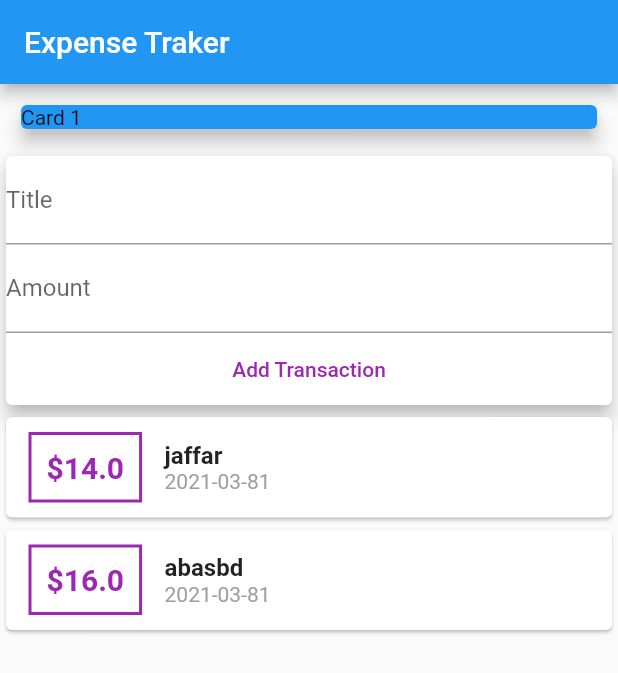
After one commit to jaffarabbas/Flutter-Mobile-Application-Development, a Flutter app: the screen it shows after launch, after a tap on "Add Transaction", on a phone screen of 412 x 824 dp. The commit adds this screen. Shown: the top 673 px of the screen. Run offline on Flutter 3.47's test engine with Material 2 defaults, Android fonts, the phone set to English and light mode, and no system bars.

Commit message:
3-22-2021

```diff
--- /dev/null
+++ b/Expence_Tracker_App/expense_tracker/lib/widgets/new_transaction.dart
@@ -0,0 +1,39 @@
+import 'package:flutter/material.dart';
+
+class NewTransaction extends StatelessWidget {
+  final TextController = TextEditingController();
+  final AmmountController = TextEditingController();
+  final Function trigger;
+
+  NewTransaction(this.trigger);
+  @override
+  Widget build(BuildContext context) {
+    return Card(
+      elevation: 5,
+      child: Container(
+        child: Column(
+          children: <Widget>[
+            TextField(
+              decoration: InputDecoration(labelText: 'Title'),
+              controller: TextController,
+            ),
+            TextField(
+              decoration: InputDecoration(labelText: 'Amount'),
+              controller: AmmountController,
+            ),
+            FlatButton(
+              child: Text('Add Transaction'),
+              textColor: Colors.purple,
+              onPressed: () {
+                trigger(
+                  TextController.text,
+                  double.parse(AmmountController.text),
+                );
+              },
+            ),
+          ],
+        ),
+      ),
+    );
+  }
+}
--- /dev/null
+++ b/Expence_Tracker_App/expense_tracker/lib/widgets/transaction_list.dart
@@ -0,0 +1,69 @@
+import 'package:flutter/material.dart';
+import 'package:intl/intl.dart';
+import '../models/transaction.dart';
+
+class TransactionList extends StatelessWidget {
+  final List<Transaction> transaction;
+
+  TransactionList(this.transaction);
+
+  @override
+  Widget build(BuildContext context) {
+    return Container(
+      height: 300,
+      child: SingleChildScrollView(
+        child: Column(
+          children: transaction.map(
+            (tx) {
+              return Card(
+                child: Row(
+                  children: <Widget>[
+                    Container(
+                      margin: EdgeInsets.symmetric(
+                        vertical: 10,
+                        horizontal: 15,
+                      ),
+                      decoration: BoxDecoration(
+                        border: Border.all(
+                          color: Colors.purple,
+                          width: 2,
+                        ),
+                      ),
+                      padding: EdgeInsets.all(10),
+                      child: Text(
+                        '\$${tx.amount}',
+                        style: TextStyle(
+                          fontWeight: FontWeight.bold,
+                          fontSize: 20,
+                          color: Colors.purple,
+                        ),
+                      ),
+                    ),
+                    Column(
+                      crossAxisAlignment: CrossAxisAlignment.start,
+                      children: <Widget>[
+                        Text(
+                          tx.title,
+                          style: TextStyle(
+                            fontSize: 16,
+                            fontWeight: FontWeight.bold,
+                          ),
+                        ),
+                        Text(
+                          DateFormat('yyyy-MM-DD').format(tx.date),
+                          style: TextStyle(
+                            color: Colors.grey,
+                          ),
+                        ),
+                      ],
+                    ),
+                  ],
+                ),
+              );
+            },
+          ).toList(),
+        ),
+      ),
+    );
+  }
+}
--- /dev/null
+++ b/Expence_Tracker_App/expense_tracker/lib/widgets/user_transaction.dart
@@ -0,0 +1,38 @@
+import 'package:flutter/material.dart';
+import './new_transaction.dart';
+import './transaction_list.dart';
+import '../models/transaction.dart';
+
+class UserTransaction extends StatefulWidget {
+  @override
+  _UserTransactionState createState() => _UserTransactionState();
+}
+
+class _UserTransactionState extends State<UserTransaction> {
+  final List<Transaction> _userTransactions = [
+    Transaction(id: '1', title: 'jaffar', amount: 14, date: DateTime.now()),
+    Transaction(id: '2', title: 'abasbd', amount: 16, date: DateTime.now()),
+  ];
+
+  void _addNewTransaction(String txTitle, double txAmount) {
+    final newTx = Transaction(
+      title: txTitle,
+      amount: txAmount,
+      date: DateTime.now(),
+      id: DateTime.now().toString(),
+    );
+    setState(() {
+      _userTransactions.add(newTx);
+    });
+  }
+
+  @override
+  Widget build(BuildContext context) {
+    return Column(
+      children: [
+        NewTransaction(_addNewTransaction),
+        TransactionList(_userTransactions),
+      ],
+    );
+  }
+}
```
Also changed, not shown: Expence_Tracker_App/expense_tracker/lib/main.dart (+4 -84 lines), Expence_Tracker_App/expense_tracker/lib/models/transaction.dart (renamed from Expence_Tracker_App/expense_tracker/lib/transaction.dart).
